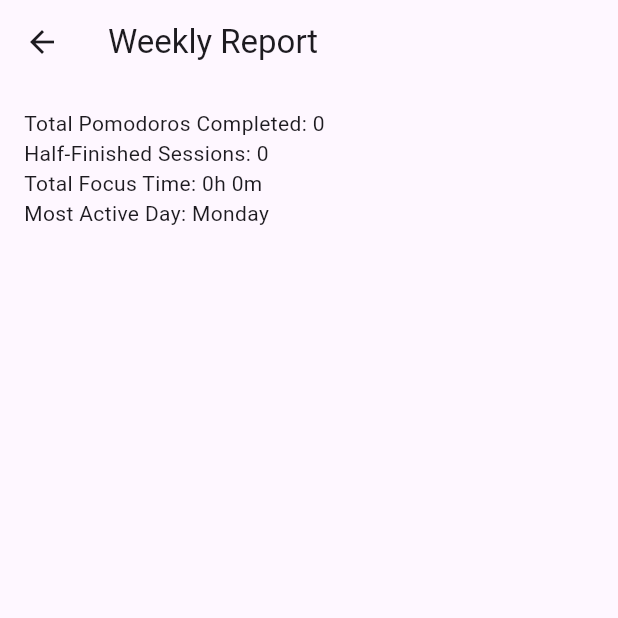
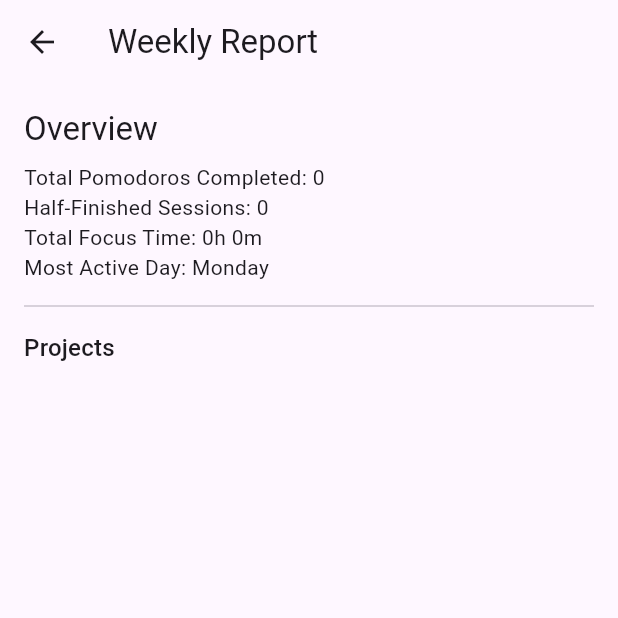
Before and after one commit to Mortezayazdanich/Pomodoro_timer, a Flutter app: the WeeklyReportScreen screen opened directly, on a phone screen of 412 x 824 dp, the top half of it. Run offline on Flutter 3.47's test engine with Material 3 defaults, Android fonts, the phone set to English and light mode, and no system bars; our stand-ins replace flutter_riverpod, hive, hive_flutter, shared_preferences; missing offline and left inert: desktop_multi_window, window_manager; accounts and stored records are empty.

Commit message:
Weekly Report Screen Added

```diff
--- a/lib/providers/providers.dart
+++ b/lib/providers/providers.dart
@@ -288,7 +288,7 @@ class TimerNotifier extends StateNotifier<TimerState> {
     state = state.copyWith(status: TimerStatus.completed);
 
     // Auto-transition to next session type
-    Timer(const Duration(seconds: 2), () {
+    Timer(const Duration(seconds: 1), () {
       _nextSession();
     });
   }
--- a/lib/screens/weekly_report_screen.dart
+++ b/lib/screens/weekly_report_screen.dart
@@ -3,6 +3,7 @@ import 'package:flutter_riverpod/flutter_riverpod.dart';
 import 'package:intl/intl.dart';
 import '../providers/providers.dart';
 import '../models/pomodoro_session.dart';
+import '../models/project.dart';
 
 class WeeklyReportScreen extends ConsumerWidget {
   const WeeklyReportScreen({super.key});
@@ -10,11 +11,21 @@ class WeeklyReportScreen extends ConsumerWidget {
   @override
   Widget build(BuildContext context, WidgetRef ref) {
     final sessions = ref.watch(sessionsProvider);
+    final projects = ref.watch(projectsProvider);
     final weeklySessions = _filterWeeklySessions(sessions);
-    final totalSessions = weeklySessions.length;
-    final halfFinishedSessions = weeklySessions.where((s) => s.isIncomplete).length;
-    final totalMinutes = weeklySessions.fold(0, (sum, session) => sum + session.duration);
-    final mostActiveDay = _findMostActiveDay(weeklySessions);
+
+    // Overview stats (only 'work' sessions)
+    final focusSessions = weeklySessions.where((s) => s.type == SessionType.work).toList();
+    final totalSessions = focusSessions.length;
+    final halfFinishedSessions = focusSessions.where((s) => s.isIncomplete).length;
+    final totalMinutes = focusSessions.fold(0, (sum, session) => sum + session.duration);
+    final mostActiveDay = _findMostActiveDay(focusSessions);
+
+    // Group sessions by project (only 'work' sessions)
+    final Map<String, List<PomodoroSession>> sessionsByProject = {};
+    for (var session in focusSessions) {
+      sessionsByProject.putIfAbsent(session.projectId, () => []).add(session);
+    }
 
     return Scaffold(
       appBar: AppBar(title: const Text('Weekly Report')),
@@ -23,10 +34,40 @@ class WeeklyReportScreen extends ConsumerWidget {
         child: Column(
           crossAxisAlignment: CrossAxisAlignment.start,
           children: [
+            // Overview section
+            Text('Overview', style: Theme.of(context).textTheme.titleLarge),
+            const SizedBox(height: 8),
             Text('Total Pomodoros Completed: $totalSessions'),
             Text('Half-Finished Sessions: $halfFinishedSessions'),
             Text('Total Focus Time: ${_formatDuration(totalMinutes)}'),
             Text('Most Active Day: $mostActiveDay'),
+            const Divider(height: 32),
+
+            // Per-project breakdown
+            Text('Projects', style: Theme.of(context).textTheme.titleMedium),
+            const SizedBox(height: 8),
+            ...projects.map((project) {
+              final projectSessions = sessionsByProject[project.id] ?? [];
+              final completed = projectSessions.length;
+              final halfFinished = projectSessions.where((s) => s.isIncomplete).length;
+              final focusMinutes = projectSessions.fold(0, (sum, s) => sum + s.duration);
+
+              return Card(
+                margin: const EdgeInsets.symmetric(vertical: 6),
+                child: Padding(
+                  padding: const EdgeInsets.all(12),
+                  child: Column(
+                    crossAxisAlignment: CrossAxisAlignment.start,
+                    children: [
+                      Text(project.name, style: Theme.of(context).textTheme.titleSmall),
+                      Text('Pomodoros: $completed'),
+                      Text('Half-Finished: $halfFinished'),
+                      Text('Focus Time: ${_formatDuration(focusMinutes)}'),
+                    ],
+                  ),
+                ),
+              );
+            }),
           ],
         ),
       ),
@@ -34,8 +75,14 @@ class WeeklyReportScreen extends ConsumerWidget {
   }
 
   List<PomodoroSession> _filterWeeklySessions(List<PomodoroSession> sessions) {
-    final startOfWeek = DateTime.now().subtract(Duration(days: DateTime.now().weekday - 1));
-    return sessions.where((session) => session.startTime.isAfter(startOfWeek)).toList();
+    final now = DateTime.now();
+    final startOfWeek = DateTime(now.year, now.month, now.day)
+        .subtract(Duration(days: now.weekday - 1));
+    final endOfWeek = startOfWeek.add(const Duration(days: 7));
+    return sessions.where((session) =>
+      session.startTime.isAtSameMomentAs(startOfWeek) ||
+      (session.startTime.isAfter(startOfWeek) && session.startTime.isBefore(endOfWeek))
+    ).toList();
   }
 
   String _findMostActiveDay(List<PomodoroSession> sessions) {
```
Also changed, not shown: lib/models/project.dart (+13 -0 lines).
